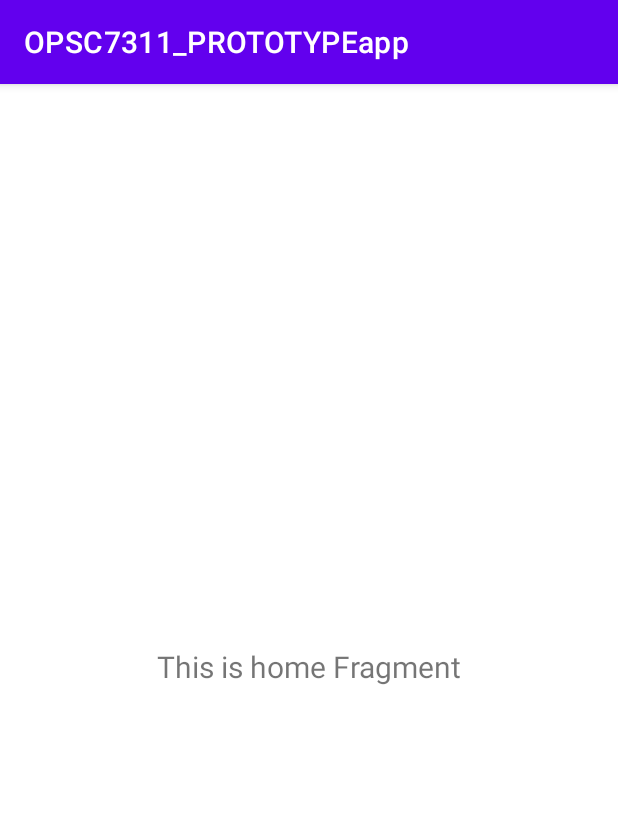
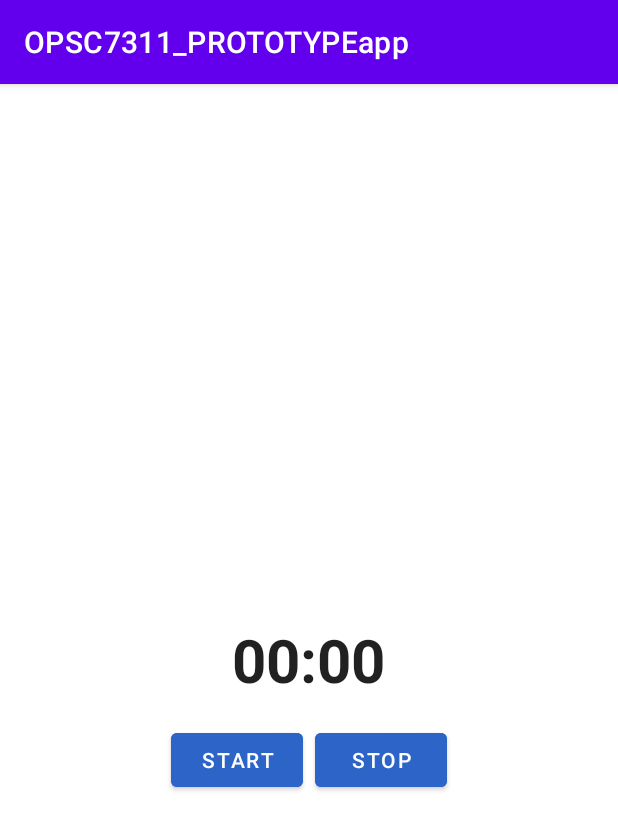
Before and after one commit to AdamJSwain/OPSC7311_PROTOTYPEapp, an Android app: the fragment HomeFragment shown on its own in the app's theme, on a phone screen of 412 x 824 dp. Shown: the top 830 px of the screen. Run offline under Robolectric (Android 15) with nearby library versions, the light colour scheme and no system bars.

Commit message:
Adding stop watch feature to the HomeFragment.kt and fragment.home.xml

```diff
--- a/app/src/main/java/com/example/opsc7311_prototypeapp/ui/home/HomeFragment.kt
+++ b/app/src/main/java/com/example/opsc7311_prototypeapp/ui/home/HomeFragment.kt
@@ -2,10 +2,12 @@ package com.example.opsc7311_prototypeapp.ui.home
 
 //imports required
 import android.os.Bundle
+import android.os.SystemClock
 import android.view.LayoutInflater
 import android.view.View
 import android.view.ViewGroup
-import android.widget.TextView
+import android.widget.Button
+import android.widget.Chronometer
 import androidx.fragment.app.Fragment
 import androidx.lifecycle.ViewModelProvider
 import com.example.opsc7311_prototypeapp.databinding.FragmentHomeBinding
@@ -17,6 +19,10 @@ class HomeFragment : Fragment() {
     private var _binding: FragmentHomeBinding? = null
     private val binding get() = _binding!!
 
+    private lateinit var chronometer: Chronometer
+    private lateinit var startButton: Button
+    private lateinit var stopButton: Button
+
     override fun onCreateView(
         inflater: LayoutInflater,
         container: ViewGroup?,
@@ -27,10 +33,19 @@ class HomeFragment : Fragment() {
         _binding = FragmentHomeBinding.inflate(inflater, container, false)
         val root: View = binding.root
 
-        val textView: TextView = binding.textHome
-        homeViewModel.text.observe(viewLifecycleOwner) {
-            textView.text = it
+        chronometer = binding.stopwatchText
+        startButton = binding.startButton
+        stopButton = binding.stopButton
+
+        startButton.setOnClickListener {
+            chronometer.base = SystemClock.elapsedRealtime()
+            chronometer.start()
         }
+
+        stopButton.setOnClickListener {
+            chronometer.stop()
+        }
+
         return root
     }
 
--- a/app/src/main/res/layout/fragment_home.xml
+++ b/app/src/main/res/layout/fragment_home.xml
@@ -1,22 +1,42 @@
 <?xml version="1.0" encoding="utf-8"?>
-<androidx.constraintlayout.widget.ConstraintLayout xmlns:android="http://schemas.android.com/apk/res/android"
+<RelativeLayout xmlns:android="http://schemas.android.com/apk/res/android"
     xmlns:app="http://schemas.android.com/apk/res-auto"
     xmlns:tools="http://schemas.android.com/tools"
     android:layout_width="match_parent"
     android:layout_height="match_parent"
     tools:context=".ui.home.HomeFragment">
 
-    <TextView
-        android:id="@+id/text_home"
+    <Chronometer
+        android:id="@+id/stopwatch_text"
+        android:layout_width="wrap_content"
+        android:layout_height="wrap_content"
+        android:layout_centerHorizontal="true"
+        android:layout_centerVertical="true"
+        android:textSize="40sp"
+        android:textStyle="bold"/>
+
+    <LinearLayout
+        android:id="@+id/buttons_layout"
         android:layout_width="match_parent"
         android:layout_height="wrap_content"
-        android:layout_marginStart="8dp"
-        android:layout_marginTop="8dp"
-        android:layout_marginEnd="8dp"
-        android:textAlignment="center"
-        android:textSize="20sp"
-        app:layout_constraintBottom_toBottomOf="parent"
-        app:layout_constraintEnd_toEndOf="parent"
-        app:layout_constraintStart_toStartOf="parent"
-        app:layout_constraintTop_toTopOf="parent" />
-</androidx.constraintlayout.widget.ConstraintLayout>
+        android:layout_below="@id/stopwatch_text"
+        android:layout_marginTop="16dp"
+        android:gravity="center_horizontal">
+
+        <Button
+            android:id="@+id/start_button"
+            android:layout_width="wrap_content"
+            android:layout_height="wrap_content"
+            android:text="Start"
+            android:backgroundTint="@color/buttonBlue"/>
+
+        <Button
+            android:id="@+id/stop_button"
+            android:layout_width="wrap_content"
+            android:layout_height="wrap_content"
+            android:layout_marginStart="8dp"
+            android:text="Stop"
+            android:backgroundTint="@color/buttonBlue"/>
+
+    </LinearLayout>
+</RelativeLayout>
```
